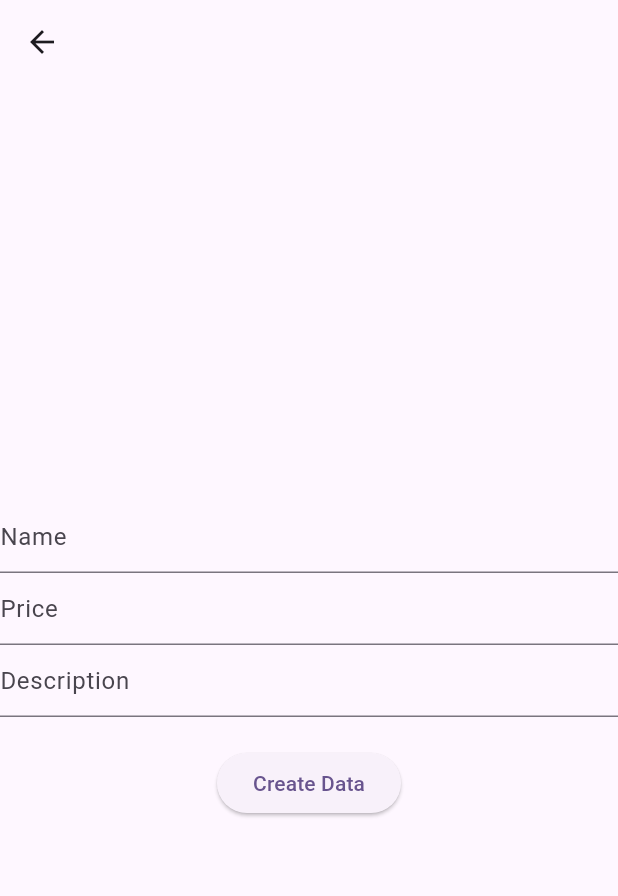
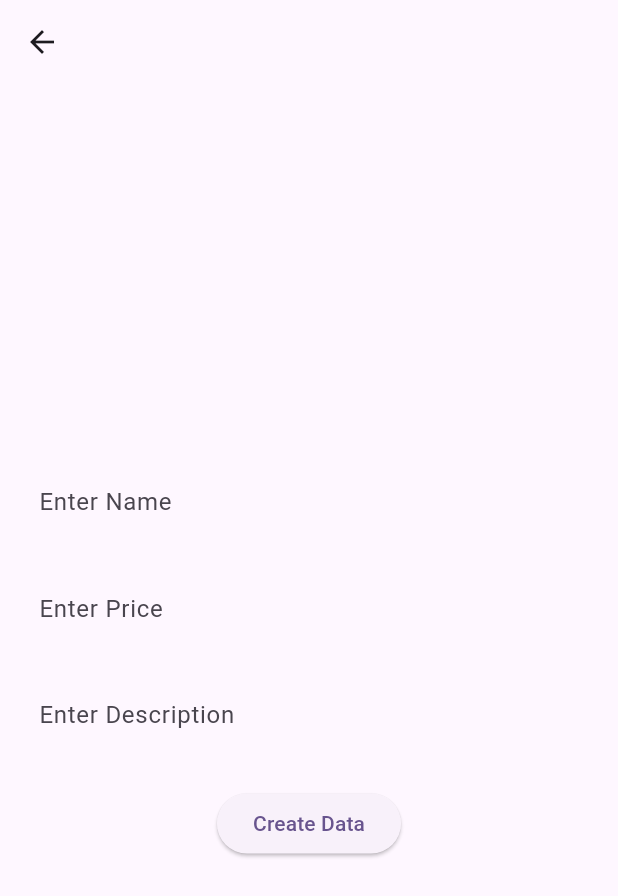
Before and after one commit to fatiq123/mad_fall_2023, a Flutter app: the CreateData screen opened directly, on a phone screen of 412 x 824 dp. Shown: the top 896 px of the screen. Run offline on Flutter 3.47's test engine with Material 2 defaults, Android fonts, the phone set to English and light mode, and no system bars; our stand-ins replace fluttertoast, google_fonts, image_picker, lottie, sqflite; accounts and stored records are empty; project files that could hold a hidden picture were left out.

Commit message:
making UI beautiful and cleaning code

```diff
--- a/node.js_and_mongodb_with_flutter/lib/create.dart
+++ b/node.js_and_mongodb_with_flutter/lib/create.dart
@@ -18,20 +18,67 @@ class _CreateDataState extends State<CreateData> {
     return Scaffold(
       appBar: AppBar(),
       body: Center(
+        child: Padding(
+          padding: const EdgeInsets.all(10),
           child: Column(
             mainAxisAlignment: MainAxisAlignment.center,
             children: [
               TextField(
                 controller: name,
-              decoration: const InputDecoration(hintText: 'Name'),
+                decoration: InputDecoration(
+                  hintText: 'Enter Name',
+                  filled: true,
+                  fillColor: Theme.of(context).colorScheme.surface,
+                  border: OutlineInputBorder(
+                    borderSide: BorderSide.none,
+                    borderRadius: BorderRadius.circular(10),
+                  ),
+                  focusedBorder: OutlineInputBorder(
+                    borderSide: BorderSide(
+                        color: Theme.of(context).colorScheme.primary, width: 2),
+                    borderRadius: BorderRadius.circular(10),
+                  ),
+                ),
+              ),
+              const SizedBox(
+                height: 15,
               ),
               TextField(
                 controller: price,
-              decoration: const InputDecoration(hintText: 'Price'),
+                decoration: InputDecoration(
+                  hintText: 'Enter Price',
+                  filled: true,
+                  fillColor: Theme.of(context).colorScheme.surface,
+                  border: OutlineInputBorder(
+                    borderSide: BorderSide.none,
+                    borderRadius: BorderRadius.circular(10),
+                  ),
+                  focusedBorder: OutlineInputBorder(
+                    borderSide: BorderSide(
+                        color: Theme.of(context).colorScheme.primary, width: 2),
+                    borderRadius: BorderRadius.circular(10),
+                  ),
+                ),
+              ),
+              const SizedBox(
+                height: 15,
               ),
               TextField(
                 controller: description,
-              decoration: const InputDecoration(hintText: 'Description'),
+                decoration: InputDecoration(
+                  hintText: 'Enter Description',
+                  filled: true,
+                  fillColor: Theme.of(context).colorScheme.surface,
+                  border: OutlineInputBorder(
+                    borderSide: BorderSide.none,
+                    borderRadius: BorderRadius.circular(10),
+                  ),
+                  focusedBorder: OutlineInputBorder(
+                    borderSide: BorderSide(
+                        color: Theme.of(context).colorScheme.primary, width: 2),
+                    borderRadius: BorderRadius.circular(10),
+                  ),
+                ),
               ),
               const SizedBox(
                 height: 20,
@@ -47,8 +94,10 @@ class _CreateDataState extends State<CreateData> {
                   Api.addProduct(data);
                   Navigator.of(context).pop();
                 },
-                child: const Text('Create Data'))
+                child: const Text('Create Data'),
+              )
             ],
+          ),
         ),
       ),
     );
--- a/node.js_and_mongodb_with_flutter/lib/edit.dart
+++ b/node.js_and_mongodb_with_flutter/lib/edit.dart
@@ -28,7 +28,7 @@ class _EditScreenState extends State<EditScreen> {
   Widget build(BuildContext context) {
     return Scaffold(
       appBar: AppBar(
-        title: Text('Edit Product'),
+        title: const Text('Edit Product'),
       ),
       body: Padding(
         padding: const EdgeInsets.all(16.0),
@@ -37,15 +37,15 @@ class _EditScreenState extends State<EditScreen> {
           children: [
             TextFormField(
               controller: nameController,
-              decoration: InputDecoration(labelText: 'Name'),
+              decoration: const InputDecoration(labelText: 'Name'),
             ),
             TextFormField(
               controller: priceController,
-              decoration: InputDecoration(labelText: 'Price'),
+              decoration: const InputDecoration(labelText: 'Price'),
             ),
             TextFormField(
               controller: descriptionController,
-              decoration: InputDecoration(labelText: 'Description'),
+              decoration: const InputDecoration(labelText: 'Description'),
             ),
             ElevatedButton(
               onPressed: () async {
--- a/node.js_and_mongodb_with_flutter/lib/services/api.dart
+++ b/node.js_and_mongodb_with_flutter/lib/services/api.dart
@@ -5,8 +5,8 @@ import 'package:http/http.dart' as http;
 import 'package:nodejs_backend_with_flutter/model/product.dart';
 
 class Api {
-  // static const baseUrl = "http://192.168.100.148/api/";
-  static const baseUrl = "http://10.5.116.180/api/";
+  static const baseUrl = "http://192.168.100.148/api/";
+  // static const baseUrl = "http://10.5.116.180/api/";
 
   static addProduct(Map pdata) async {
     var url = Uri.parse("${baseUrl}add_product");
@@ -181,7 +181,7 @@ class Api {
         return; // Exit early if id is invalid
       }
 
-      final url = Uri.parse(baseUrl + "update_product/$id");
+      final url = Uri.parse("${baseUrl}update_product/$id");
       final response = await http.put(
         url,
         headers: {'Content-Type': 'application/json'},
@@ -223,7 +223,7 @@ class Api {
         return; // Exit early if id is invalid
       }
 
-      final url = Uri.parse(baseUrl + "delete_product/$id");
+      final url = Uri.parse("${baseUrl}delete_product/$id");
       final response = await http.delete(url); // Use DELETE request
 
       if (response.statusCode == 200) {
```
Lines whose indentation alone changed are shown as unchanged.
